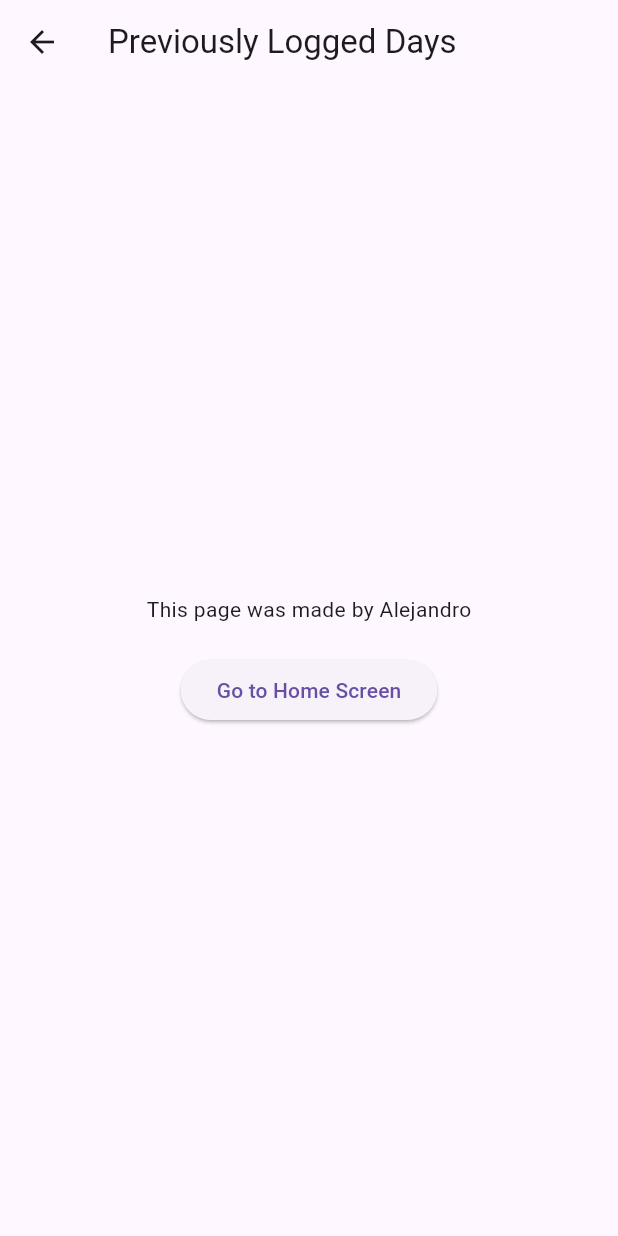
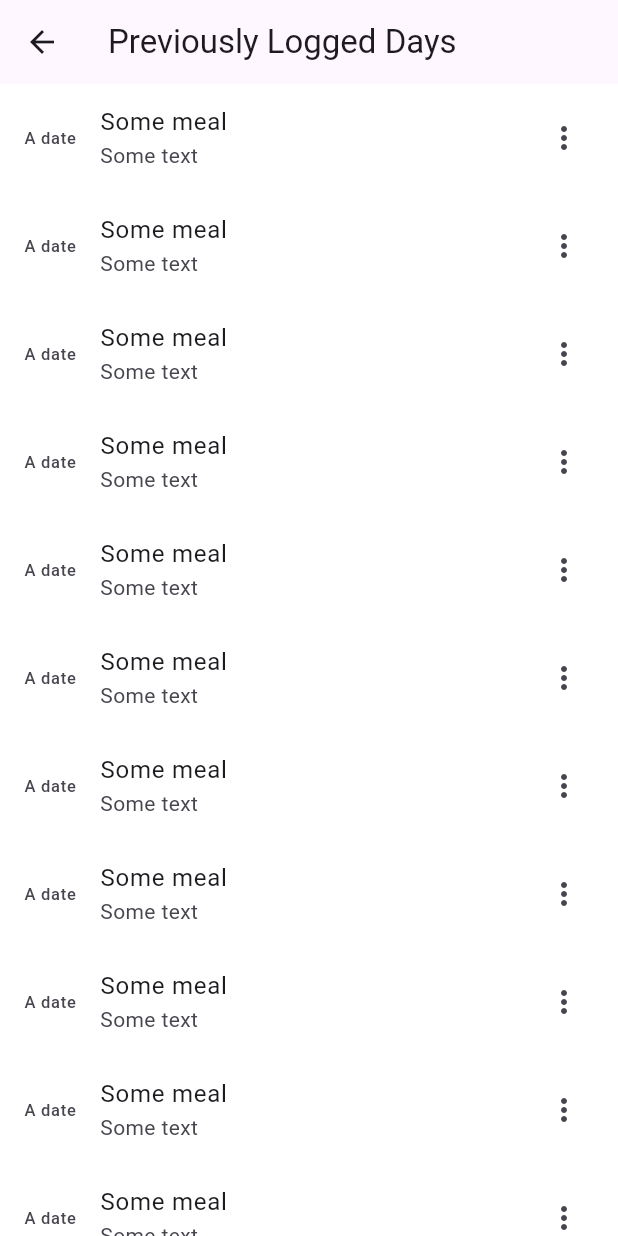
Before and after one commit to ajosorio/Calorie-Tracker-Project, a Flutter app: the PreviouslyLoggedDaysScreen screen opened directly, on a phone screen of 412 x 824 dp. Run offline on Flutter 3.47's test engine with Material 3 defaults, Android fonts, the phone set to English and light mode, and no system bars; our stand-ins replace firebase_auth, firebase_core, pie_chart; accounts and stored records are empty.

Commit message:
Linked previously logged meals screen to home

```diff
--- a/calorie_tracker_app/lib/PreviouslyLoggedDays.dart
+++ b/calorie_tracker_app/lib/PreviouslyLoggedDays.dart
@@ -6,24 +6,17 @@ class PreviouslyLoggedDaysScreen extends StatelessWidget {
   @override
   Widget build(BuildContext context) {
     return Scaffold(
-      appBar: AppBar(title: Text("Previously Logged Days")),
-      body: Center(
-        child: Column(
-          mainAxisAlignment: MainAxisAlignment.center,
-          children: [
-            Text("This page was made by Alejandro"),
-            SizedBox(
-              height: 20,
-            ),
-            ElevatedButton(
-              onPressed: () {
-                Navigator.pop(context);
-              },
-              child: Text("Go to Home Screen"),
-            ),
-          ],
-        ),
-      ),
-    );
+        appBar: AppBar(title: Text("Previously Logged Days")),
+        body: ListView.builder(
+            itemCount: 15,
+            itemBuilder: (context, index) {
+              return ListTile(
+                tileColor: Colors.white,
+                title: Text("Some meal"),
+                subtitle: const Text("Some text"),
+                leading: Text("A date"),
+                trailing: Icon(Icons.more_vert),
+              );
+            }));
   }
 }
--- a/calorie_tracker_app/lib/main.dart
+++ b/calorie_tracker_app/lib/main.dart
@@ -6,6 +6,7 @@ import 'package:pie_chart/pie_chart.dart';
 
 import 'package:calorie_tracker_app/food.dart';
 import 'package:calorie_tracker_app/meal.dart';
+import 'PreviouslyLoggedDays.dart';
 
 void main() async {
   WidgetsFlutterBinding.ensureInitialized();
@@ -93,7 +94,11 @@ class HomeScreen extends StatelessWidget {
                 onPressed: () {}),
             IconButton(
                 icon: const Icon(Icons.calendar_today, color: Colors.black),
-                onPressed: () {}),
+                onPressed: () {
+                  Navigator.of(context).push(MaterialPageRoute(
+                      builder: (context) =>
+                          const PreviouslyLoggedDaysScreen()));
+                }),
             IconButton(
                 icon: const Icon(Icons.settings, color: Colors.black),
                 onPressed: () {}),
```
Also changed, not shown: 1 other file.
